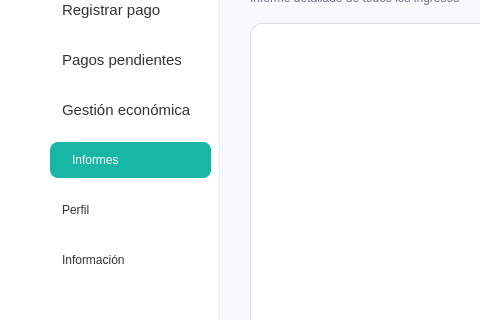
Qt form Proyecto/src/vista/Ui/interfaz_contable_informes_gestion_economica.ui (smonts01/Ingenieria-del-software) before a commit; both pictures show x 0 to 480 and y 167 to 487 of the 1200 by 700 pixel window.
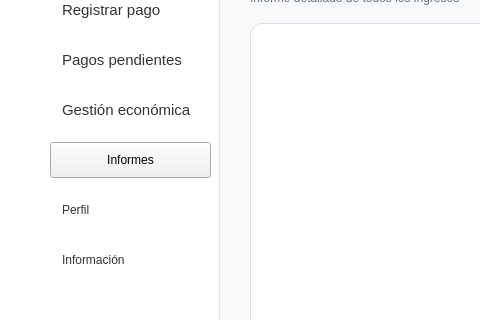
The same form after that commit. Icons and pictures are not drawn.

```diff
--- a/Proyecto/src/vista/Ui/interfaz_contable_informes_gestion_economica.ui
+++ b/Proyecto/src/vista/Ui/interfaz_contable_informes_gestion_economica.ui
@@ -174,7 +174,7 @@
     <property name="frameShape">
      <enum>QFrame::NoFrame</enum>
     </property>
-    <widget class="QPushButton" name="btnInicio">
+    <widget class="QPushButton" name="btnInformes">
      <property name="geometry">
       <rect>
        <x>50</x>
```
Left out of the diff: 23 changed lines with no effect on the pictures.
